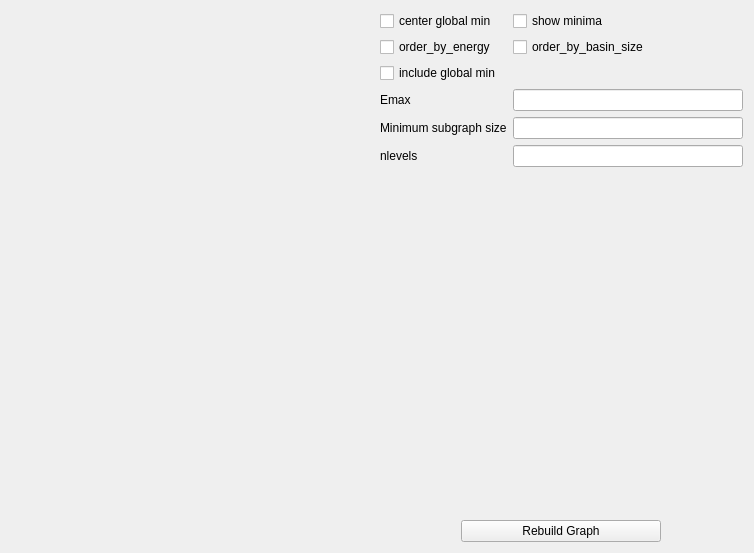
The window that pygmin/gui/ui/dgraph_browser.ui (pele-python/pele) describes before a commit, drawn with Qt 5.
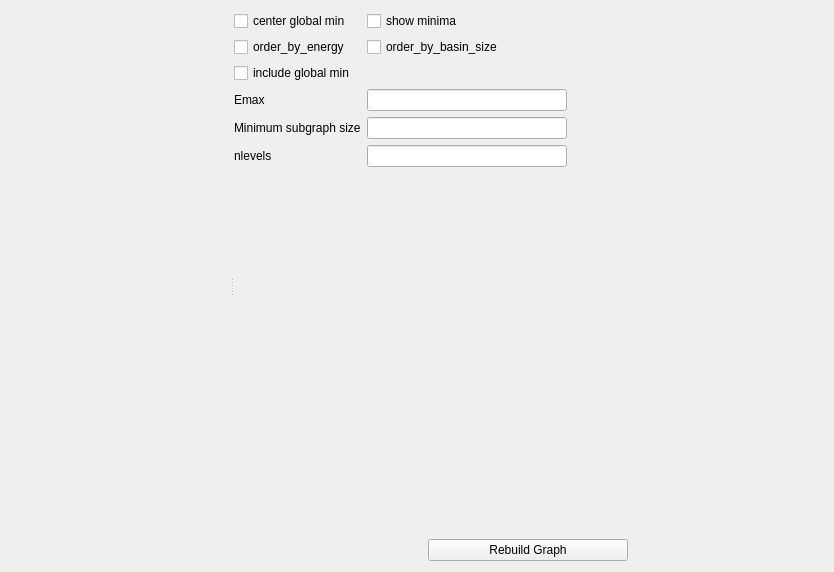
The same window after the commit. Custom widgets are drawn as their Qt base class.

Commit message: fixed issues with resize in dgraph, added slider

What changed in the file:
```diff
--- a/pygmin/gui/ui/dgraph_browser.ui
+++ b/pygmin/gui/ui/dgraph_browser.ui
@@ -6,8 +6,8 @@
    <rect>
     <x>0</x>
     <y>0</y>
-    <width>754</width>
-    <height>553</height>
+    <width>834</width>
+    <height>572</height>
    </rect>
   </property>
   <property name="windowTitle">
@@ -15,23 +15,19 @@
   </property>
   <layout class="QHBoxLayout" name="horizontalLayout">
    <item>
-    <layout class="QVBoxLayout" name="verticalLayout">
-     <property name="leftMargin">
-      <number>10</number>
+    <widget class="QSplitter" name="splitter">
+     <property name="orientation">
+      <enum>Qt::Horizontal</enum>
      </property>
-     <item>
       <widget class="MPLWidgetWithToolbar" name="widget" native="true">
        <property name="sizePolicy">
-        <sizepolicy hsizetype="Expanding" vsizetype="Preferred">
+       <sizepolicy hsizetype="Preferred" vsizetype="Preferred">
          <horstretch>0</horstretch>
          <verstretch>0</verstretch>
         </sizepolicy>
        </property>
       </widget>
-     </item>
-    </layout>
-   </item>
-   <item>
+     <widget class="QWidget" name="layoutWidget">
     <layout class="QVBoxLayout" name="verticalLayout_2">
      <property name="leftMargin">
       <number>0</number>
@@ -52,7 +48,14 @@
         </widget>
        </item>
        <item row="3" column="1">
-        <widget class="QLineEdit" name="lineEdit_Emax"/>
+          <widget class="QLineEdit" name="lineEdit_Emax">
+           <property name="maximumSize">
+            <size>
+             <width>200</width>
+             <height>16777215</height>
+            </size>
+           </property>
+          </widget>
        </item>
        <item row="3" column="0">
         <widget class="QLabel" name="label">
@@ -75,7 +78,14 @@
         </widget>
        </item>
        <item row="4" column="1">
-        <widget class="QLineEdit" name="lineEdit_subgraph_size"/>
+          <widget class="QLineEdit" name="lineEdit_subgraph_size">
+           <property name="maximumSize">
+            <size>
+             <width>200</width>
+             <height>16777215</height>
+            </size>
+           </property>
+          </widget>
        </item>
        <item row="4" column="0">
         <widget class="QLabel" name="label_2">
@@ -95,7 +105,14 @@
         </widget>
        </item>
        <item row="5" column="1">
-        <widget class="QLineEdit" name="lineEdit_nlevels"/>
+          <widget class="QLineEdit" name="lineEdit_nlevels">
+           <property name="maximumSize">
+            <size>
+             <width>200</width>
+             <height>16777215</height>
+            </size>
+           </property>
+          </widget>
        </item>
        <item row="1" column="0">
         <widget class="QCheckBox" name="chkbx_order_by_energy">
@@ -163,6 +180,8 @@
       </layout>
      </item>
     </layout>
+     </widget>
+    </widget>
    </item>
   </layout>
  </widget>
```
Left out of the diff: 13 changed lines with no effect on the pictures. Lines whose indentation alone changed are shown as unchanged. The commit also changes 2 other files.
